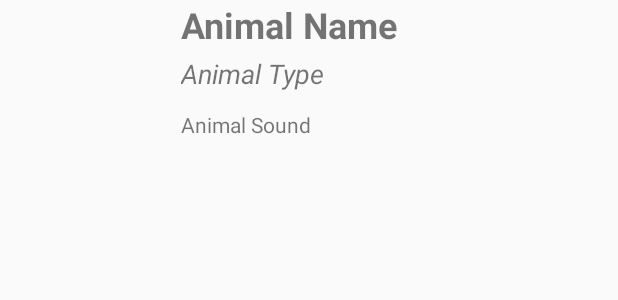
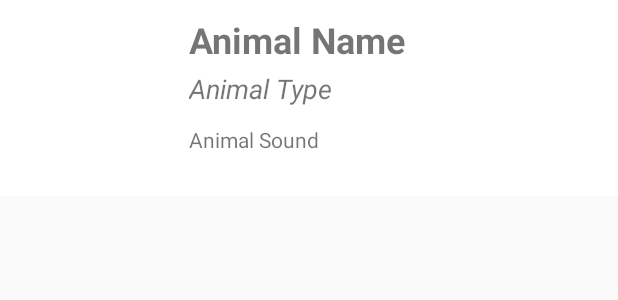
Before and after one commit to Nafisisty/Week2Daily3NafisHomeAssignment, an Android app: the layout animal.xml on its own in the app's theme, with its tools: preview values and no code run, on a phone screen of 412 x 824 dp. Shown: the top 300 px of the screen. Run offline under Robolectric (Android 15) with nearby library versions, the phone set to English and light mode, and no system bars.

Commit message:
added animation in swap delete in recycleview and updated the screenshots.

```diff
--- a/app/src/main/java/com/example/week2daily3nafishomeassignment/MainActivity.java
+++ b/app/src/main/java/com/example/week2daily3nafishomeassignment/MainActivity.java
@@ -3,6 +3,7 @@ package com.example.week2daily3nafishomeassignment;
 import android.content.Intent;
 import android.support.v7.app.AppCompatActivity;
 import android.os.Bundle;
+import android.support.v7.widget.DefaultItemAnimator;
 import android.support.v7.widget.DividerItemDecoration;
 import android.support.v7.widget.LinearLayoutManager;
 import android.support.v7.widget.RecyclerView;
@@ -33,6 +34,7 @@ public class MainActivity extends AppCompatActivity implements RecyclerItemTouch
         recyclerViewAdapater = new RecyclerViewAdapater(animalArrayList);
         RecyclerView.LayoutManager layoutManager = new LinearLayoutManager(this);
         recyclerView.setLayoutManager(layoutManager);
+        recyclerView.setItemAnimator(new DefaultItemAnimator());
         recyclerView.addItemDecoration(new DividerItemDecoration(this, DividerItemDecoration.VERTICAL));
 
         recyclerView.setAdapter(recyclerViewAdapater);
--- a/app/src/main/res/layout/animal.xml
+++ b/app/src/main/res/layout/animal.xml
@@ -1,6 +1,43 @@
 <?xml version="1.0" encoding="utf-8"?>
+<FrameLayout
+    xmlns:android="http://schemas.android.com/apk/res/android"
+    android:layout_width="match_parent"
+    android:layout_height="wrap_content">
+
+    <RelativeLayout
+        android:id="@+id/viewBackgroundId"
+        android:background="@color/colorPrimary"
+        android:layout_width="match_parent"
+        android:layout_height="match_parent">
+
+        <ImageView
+            android:id="@+id/deleteIconId"
+            android:layout_alignParentRight="true"
+            android:layout_centerVertical="true"
+            android:layout_marginRight="10dp"
+            android:src="@android:drawable/ic_menu_delete"
+            android:layout_width="30dp"
+            android:layout_height="30dp" />
+
+        <TextView
+            android:layout_width="wrap_content"
+            android:layout_height="wrap_content"
+            android:text="delete"
+            android:layout_toLeftOf="@+id/deleteIconId"
+            android:textColor="@android:color/white"
+            android:layout_marginRight="10dp"
+            android:layout_centerVertical="true" />
+
+    </RelativeLayout>
+
+    <RelativeLayout
+        android:id="@+id/viewForegroundId"
+        android:layout_width="match_parent"
+        android:layout_height="wrap_content"
+        android:background="@android:color/white"
+        android:padding="10dp">
+
         <LinearLayout
-    xmlns:android="http://schemas.android.com/apk/res/android"
             android:layout_width="match_parent"
             android:layout_height="wrap_content"
             android:weightSum="4">
@@ -17,9 +54,9 @@
                 android:layout_width="0dp"
                 android:layout_height="match_parent"
                 android:orientation="vertical"
+                android:paddingLeft="10dp"
                 android:layout_weight="3"
-        android:weightSum="3"
-        android:paddingLeft="10dp">
+                android:weightSum="3">
 
                 <TextView
                     android:id="@+id/animalNameTextViewId"
@@ -46,4 +83,61 @@
                     android:layout_weight="1"
                     android:text="Animal Sound"/>
             </LinearLayout>
+
+
         </LinearLayout>
+
+    </RelativeLayout>
+
+</FrameLayout>
+
+
+<!--<LinearLayout-->
+<!--xmlns:android="http://schemas.android.com/apk/res/android"-->
+<!--android:layout_width="match_parent"-->
+<!--android:layout_height="wrap_content"-->
+<!--android:weightSum="4">-->
+
+<!--<ImageView-->
+    <!--android:id="@+id/animalImageViewId"-->
+    <!--android:layout_width="0dp"-->
+    <!--android:layout_height="100dp"-->
+    <!--android:layout_weight="1"-->
+    <!--android:layout_margin="5dp"-->
+    <!--android:scaleType="fitXY"/>-->
+
+<!--<LinearLayout-->
+    <!--android:layout_width="0dp"-->
+    <!--android:layout_height="match_parent"-->
+    <!--android:orientation="vertical"-->
+    <!--android:layout_weight="3"-->
+    <!--android:weightSum="3"-->
+    <!--android:paddingLeft="10dp">-->
+
+    <!--<TextView-->
+        <!--android:id="@+id/animalNameTextViewId"-->
+        <!--android:layout_width="match_parent"-->
+        <!--android:layout_height="0dp"-->
+        <!--android:layout_weight="1"-->
+        <!--android:text="Animal Name"-->
+        <!--android:textSize="24sp"-->
+        <!--android:textStyle="bold"/>-->
+
+    <!--<TextView-->
+        <!--android:id="@+id/animalTypeTextViewId"-->
+        <!--android:layout_width="match_parent"-->
+        <!--android:layout_height="0dp"-->
+        <!--android:layout_weight="1"-->
+        <!--android:textSize="18sp"-->
+        <!--android:text="Animal Type"-->
+        <!--android:textStyle="italic"/>-->
+
+    <!--<TextView-->
+        <!--android:id="@+id/animalSoundTextViewId"-->
+        <!--android:layout_width="match_parent"-->
+        <!--android:layout_height="0dp"-->
+        <!--android:layout_weight="1"-->
+        <!--android:text="Animal Sound"/>-->
+<!--</LinearLayout>-->
+
+<!--</LinearLayout>-->
```
Also changed, not shown: app/src/main/java/com/example/week2daily3nafishomeassignment/Helper/RecyclerItemTouchHelper.java (+31 -0 lines), app/src/main/java/com/example/week2daily3nafishomeassignment/RecyclerViewAdapater.java (+8 -3 lines), 3 other files. Lines whose indentation alone changed are shown as unchanged.
